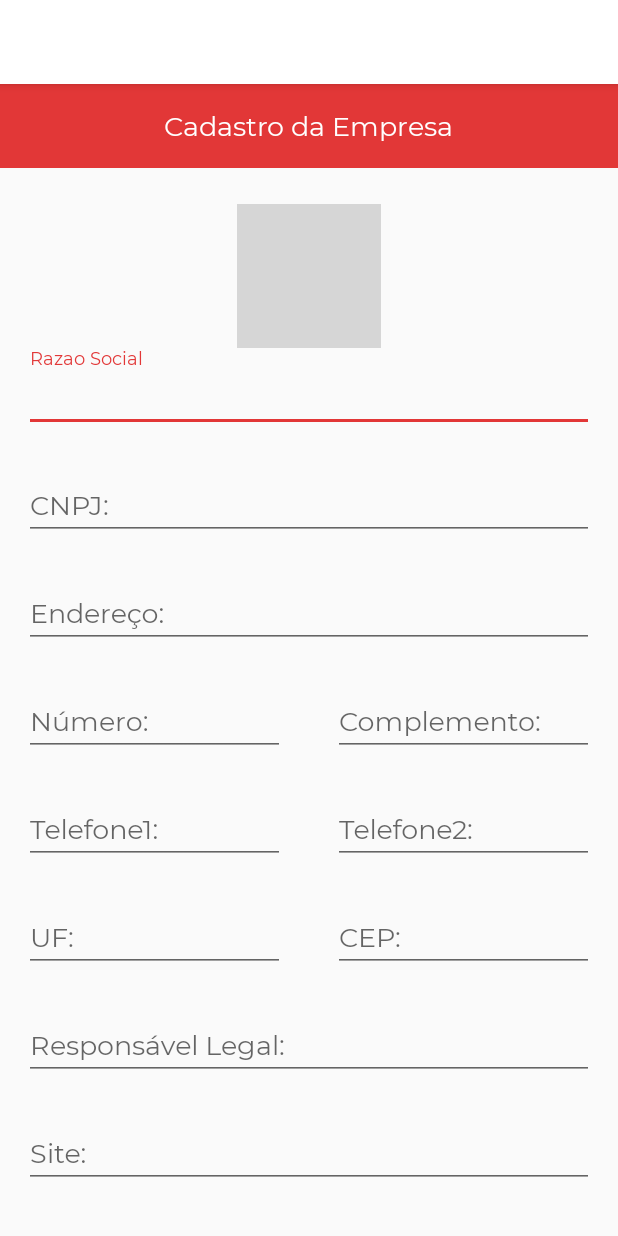
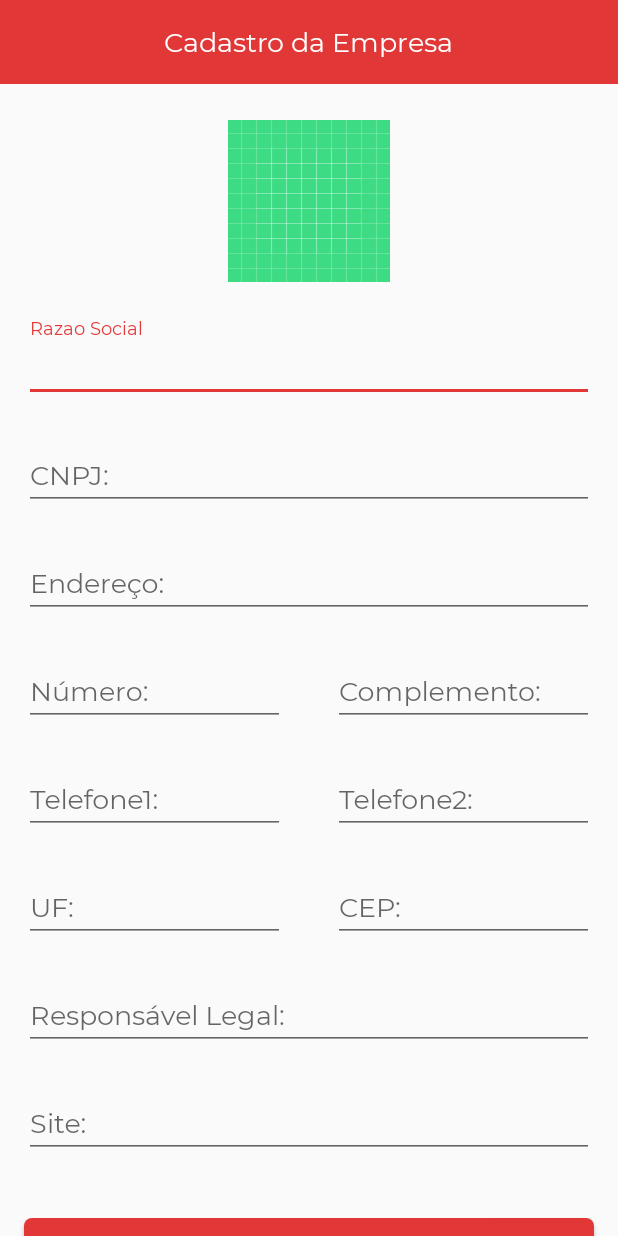
Before and after one commit to DenisLima/rtt_express_empresa, an Android app: the screen it shows after launch (GeneralRegisterActivity), on a phone screen of 412 x 824 dp. Run offline under Robolectric (Android 15) with nearby library versions, the phone set to English and light mode, and no system bars; grey boxes are pictures that could not be loaded.

Commit message:
Text changed

```diff
--- a/presentation/src/main/AndroidManifest.xml
+++ b/presentation/src/main/AndroidManifest.xml
@@ -8,7 +8,7 @@
         android:label="@string/app_name"
         android:roundIcon="@mipmap/ic_launcher_round"
         android:supportsRtl="true"
-        android:theme="@style/AppTheme"
+        android:theme="@style/AppThemeNoAction"
         android:name=".App">
 
         <activity android:name=".features.generalregister.GeneralRegisterActivity">
--- a/presentation/src/main/res/layout/activity_general_layout.xml
+++ b/presentation/src/main/res/layout/activity_general_layout.xml
@@ -1,12 +1,12 @@
 <?xml version="1.0" encoding="utf-8"?>
 
 <ScrollView xmlns:android="http://schemas.android.com/apk/res/android"
+    xmlns:app="http://schemas.android.com/apk/res-auto"
     android:layout_width="match_parent"
     android:layout_height="wrap_content"
     android:fillViewport="false">
 
     <androidx.constraintlayout.widget.ConstraintLayout
-        xmlns:app="http://schemas.android.com/apk/res-auto"
         android:layout_width="match_parent"
         android:layout_height="wrap_content">
 
@@ -21,7 +21,7 @@
             android:layout_width="wrap_content"
             android:layout_height="wrap_content"
             android:layout_marginTop="24dp"
-            android:src="@drawable/logo_empresa"
+            android:src="@drawable/ic_launcher_background"
             app:layout_constraintEnd_toEndOf="@+id/include"
             app:layout_constraintStart_toStartOf="parent"
             app:layout_constraintTop_toBottomOf="@+id/include" />
@@ -30,6 +30,7 @@
             android:id="@+id/tiRazaoSocial"
             android:layout_width="match_parent"
             android:layout_height="wrap_content"
+            android:layout_marginTop="24dp"
             app:layout_constraintEnd_toEndOf="parent"
             app:layout_constraintStart_toStartOf="parent"
             app:layout_constraintTop_toBottomOf="@+id/ivLogoEnterprise">
--- a/presentation/src/main/res/values/styles.xml
+++ b/presentation/src/main/res/values/styles.xml
@@ -8,7 +8,11 @@
         <item name="colorAccent">@color/colorAccent</item>
     </style>
 
-    <style name="AppThemeNoAction" parent="Theme.AppCompat.Light.NoActionBar"/>
+    <style name="AppThemeNoAction" parent="Theme.AppCompat.Light.NoActionBar">
+        <item name="colorPrimary">@color/colorPrimary</item>
+        <item name="colorPrimaryDark">@color/colorPrimaryDark</item>
+        <item name="colorAccent">@color/colorAccent</item>
+    </style>
 
     <style name="ButtonPrimary" parent="Theme.AppCompat.Light.NoActionBar">
         <item name="fontFamily">@font/montserrat_regular</item>
```
